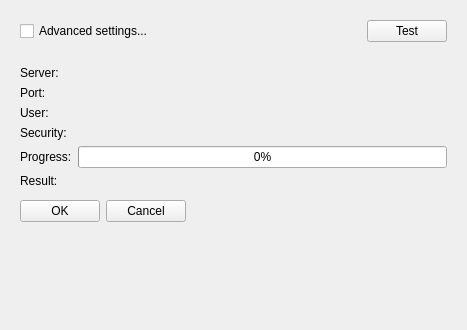
The window that client/src/ui/widgets/settings/smtp_settings_widget.ui (networkoptix/nx_open) describes before a commit, drawn with Qt 5.
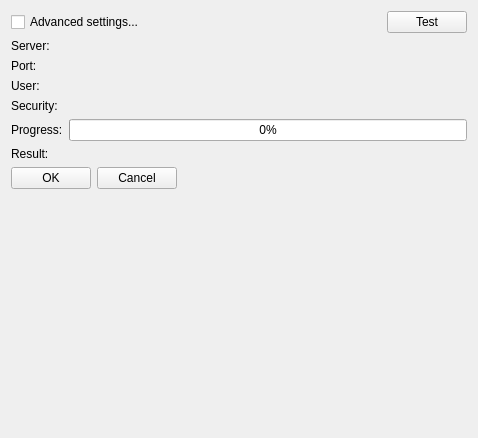
The same window after the commit. The open tabs and pages were chosen to show the change.

Commit message:
Signature field is added to E-Mail settings
<==== Mercurial data ====>
Branch: master

```diff
--- a/client/src/ui/widgets/settings/smtp_settings_widget.ui
+++ b/client/src/ui/widgets/settings/smtp_settings_widget.ui
@@ -6,8 +6,8 @@
    <rect>
     <x>0</x>
     <y>0</y>
-    <width>467</width>
-    <height>330</height>
+    <width>478</width>
+    <height>438</height>
    </rect>
   </property>
   <property name="windowTitle">
@@ -17,6 +17,9 @@
    <item>
     <widget class="QWidget" name="controlsWidget" native="true">
      <layout class="QHBoxLayout" name="horizontalLayout_2">
+      <property name="margin">
+       <number>0</number>
+      </property>
       <item>
        <widget class="QCheckBox" name="advancedCheckBox">
         <property name="sizePolicy">
@@ -245,8 +248,14 @@
      </widget>
      <widget class="QWidget" name="page">
       <layout class="QVBoxLayout" name="verticalLayout_2">
+       <property name="margin">
+        <number>0</number>
+       </property>
        <item>
         <layout class="QFormLayout" name="formLayout_4">
+         <property name="fieldGrowthPolicy">
+          <enum>QFormLayout::AllNonFixedFieldsGrow</enum>
+         </property>
          <item row="0" column="0">
           <widget class="QLabel" name="testServerCaptionLabel">
            <property name="text">
@@ -376,6 +385,19 @@
          </item>
         </layout>
        </item>
+       <item>
+        <spacer name="verticalSpacer_2">
+         <property name="orientation">
+          <enum>Qt::Vertical</enum>
+         </property>
+         <property name="sizeHint" stdset="0">
+          <size>
+           <width>20</width>
+           <height>40</height>
+          </size>
+         </property>
+        </spacer>
+       </item>
       </layout>
      </widget>
     </widget>
```
Left out of the diff: 52 changed lines with no effect on the pictures. The commit also changes 4 other files.
